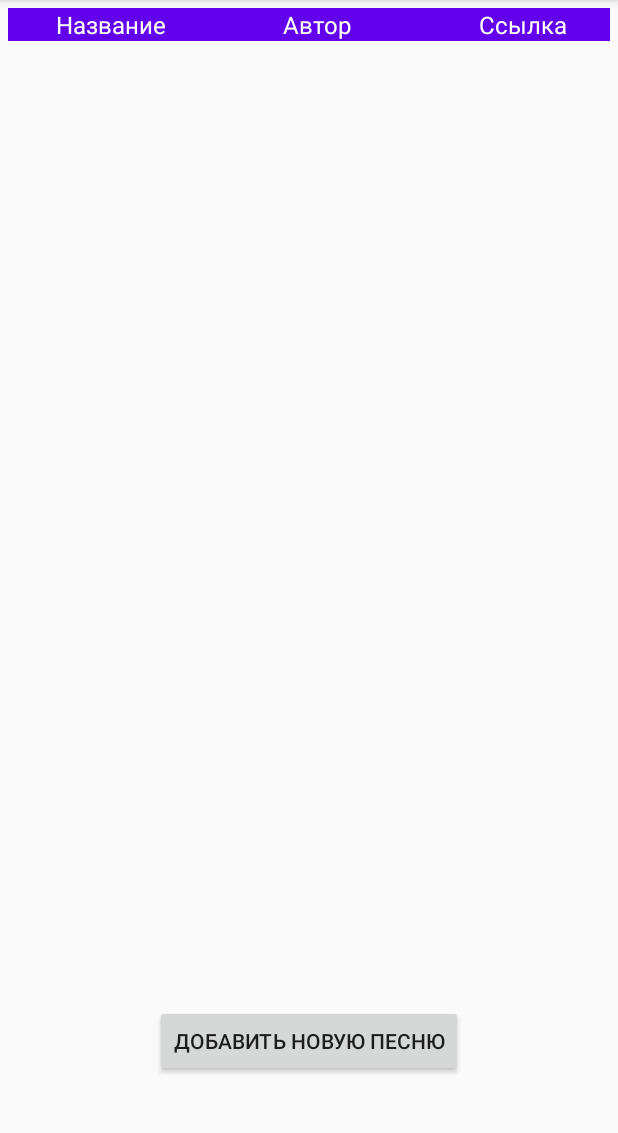
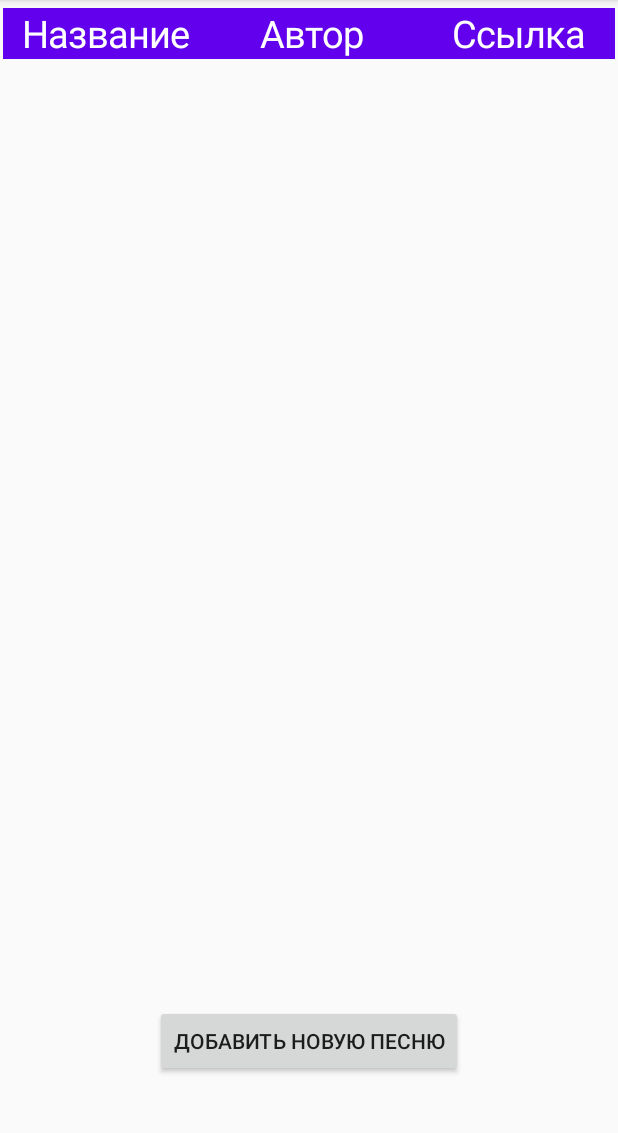
Before and after one commit to pSavin1337/SongNote, an Android app: the screen it shows after launch (MainActivity), on a phone screen of 412 x 824 dp, the part 84-1217 px from its top. Run offline under Robolectric (Android 15) with nearby library versions, the phone set to English and light mode, and no system bars.

Commit message:
fixed layout

```diff
--- a/app/src/main/java/com/lospollos/songnote/view/MainActivity.kt
+++ b/app/src/main/java/com/lospollos/songnote/view/MainActivity.kt
@@ -45,11 +45,13 @@ class MainActivity : AppCompatActivity() {
         val tableRowTitles = TableRow(this)
         for (title in titles) {
             val textView = TextView(this)
-            textView.textSize = 16f
+            textView.textSize = 25f
             textView.text = title
             textView.setTextColor(Color.WHITE)
             textView.gravity = Gravity.CENTER
             textView.width = windowManager.defaultDisplay.width / 3
+            textView.maxWidth = windowManager.defaultDisplay.width / 3
+            textView.minWidth = windowManager.defaultDisplay.width / 3
             tableRowTitles.addView(textView)
         }
         tableRowTitles.setBackgroundColor(Color.parseColor("#FF6200EE"))
--- a/app/src/main/res/layout/activity_main.xml
+++ b/app/src/main/res/layout/activity_main.xml
@@ -9,16 +9,19 @@
         android:id="@+id/scrollView2"
         android:layout_width="match_parent"
         android:layout_height="0dp"
-        android:layout_marginStart="5dp"
+        android:layout_marginStart="2dp"
         android:layout_marginTop="5dp"
-        android:layout_marginEnd="5dp"
+        android:layout_marginEnd="2dp"
+        android:layout_marginBottom="25dp"
+        app:layout_constraintBottom_toTopOf="@+id/add_song_button"
         app:layout_constraintEnd_toEndOf="parent"
         app:layout_constraintStart_toStartOf="parent"
         app:layout_constraintTop_toTopOf="parent">
+
         <TableLayout
             android:id="@+id/tableLayoutSongs"
             android:layout_width="match_parent"
-            android:layout_height="match_parent"></TableLayout>
+            android:layout_height="wrap_content" />
     </ScrollView>
 
     <Button
```
Also changed, not shown: app/src/main/res/layout/activity_add_song.xml (+4 -3 lines), app/src/main/res/layout/activity_delete_update_song.xml (+4 -3 lines).
